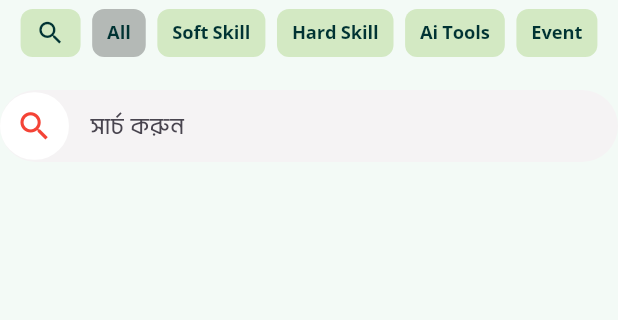
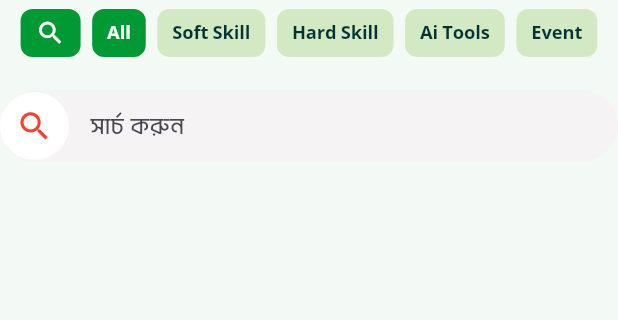
Before and after one commit to ratulhasanruhan/sikhboi, a Flutter app: the HomeScreen screen opened directly, after a tap on the "search" icon, on a phone screen of 412 x 824 dp, the part 78-398 px from its top. Run offline on Flutter 3.47's test engine with Material 3 defaults, Android fonts, the phone set to English and light mode, and no system bars; our stand-ins replace animated_text_kit, better_player, buttons_tabbar, cached_network_image, carousel_slider, cloud_firestore and 23 more; missing offline and left inert: comment_box, easy_image_viewer, firebase_ui_auth, image_gallery_saver_plus, overlay_loading_progress; accounts and stored records are empty.

Commit message:
minor fixes

```diff
--- a/lib/screen/HomeScreen.dart
+++ b/lib/screen/HomeScreen.dart
@@ -261,12 +261,12 @@ class _HomeScreenState extends State<HomeScreen> with WidgetsBindingObserver{
                   child: Container(
                     padding: EdgeInsets.symmetric(horizontal: 10, vertical: 6),
                     decoration: BoxDecoration(
-                      color: light_green,
+                      color: searBox ? primaryColor : light_green,
                       borderRadius: BorderRadius.circular(8),
                     ),
                     child: Icon(
                       Icons.search,
-                      color: color2dark,
+                      color: searBox ? Colors.white : color2dark,
                       size: 20,
                     ),
                   ),
@@ -281,13 +281,13 @@ class _HomeScreenState extends State<HomeScreen> with WidgetsBindingObserver{
                   child: Container(
                     padding: EdgeInsets.symmetric(horizontal: 10, vertical: 6),
                     decoration: BoxDecoration(
-                      color: searchText == '' ? Colors.black26 : light_green,
+                      color: searchText == '' ? primaryColor : light_green,
                       borderRadius: BorderRadius.circular(8),
                     ),
                     child: Text(
                       "All",
                       style: TextStyle(
-                        color: color2dark,
+                        color: searchText == '' ? Colors.white : color2dark,
                         fontWeight: FontWeight.bold,
                       ),
                     ),
@@ -303,13 +303,13 @@ class _HomeScreenState extends State<HomeScreen> with WidgetsBindingObserver{
                   child: Container(
                     padding: EdgeInsets.symmetric(horizontal: 10, vertical: 6),
                     decoration: BoxDecoration(
-                      color: searchText == 'Soft Skill' ? Colors.black26 : light_green,
+                      color: searchText == 'Soft Skill' ? primaryColor : light_green,
                       borderRadius: BorderRadius.circular(8),
                     ),
                     child: Text(
                       "Soft Skill",
                       style: TextStyle(
-                        color: color2dark,
+                        color: searchText == 'Soft Skill' ? Colors.white : color2dark,
                         fontWeight: FontWeight.bold,
                       ),
                     ),
@@ -325,13 +325,13 @@ class _HomeScreenState extends State<HomeScreen> with WidgetsBindingObserver{
                   child: Container(
                     padding: EdgeInsets.symmetric(horizontal: 10, vertical: 6),
                     decoration: BoxDecoration(
-                      color: searchText == 'Hard Skill' ? Colors.black26 : light_green,
+                      color: searchText == 'Hard Skill' ? primaryColor : light_green,
                       borderRadius: BorderRadius.circular(8),
                     ),
                     child: Text(
                       "Hard Skill",
                       style: TextStyle(
-                        color: color2dark,
+                        color: searchText == 'Hard Skill' ? Colors.white : color2dark,
                         fontWeight: FontWeight.bold,
                       ),
                     ),
@@ -347,13 +347,13 @@ class _HomeScreenState extends State<HomeScreen> with WidgetsBindingObserver{
                   child: Container(
                     padding: EdgeInsets.symmetric(horizontal: 10, vertical: 6),
                     decoration: BoxDecoration(
-                      color: searchText == 'Ai Tools' ? Colors.black26 : light_green,
+                      color: searchText == 'Ai Tools' ? primaryColor : light_green,
                       borderRadius: BorderRadius.circular(8),
                     ),
                     child: Text(
                       "Ai Tools",
                       style: TextStyle(
-                        color: color2dark,
+                        color: searchText == 'Ai Tools' ? Colors.white : color2dark,
                         fontWeight: FontWeight.bold,
                       ),
                     ),
@@ -369,13 +369,13 @@ class _HomeScreenState extends State<HomeScreen> with WidgetsBindingObserver{
                   child: Container(
                     padding: EdgeInsets.symmetric(horizontal: 10, vertical: 6),
                     decoration: BoxDecoration(
-                      color: searchText == 'Event' ? Colors.black26 : light_green,
+                      color: searchText == 'Event' ? primaryColor : light_green,
                       borderRadius: BorderRadius.circular(8),
                     ),
                     child: Text(
                       "Event",
                       style: TextStyle(
-                        color: color2dark,
+                        color: searchText == 'Event' ? Colors.white : color2dark,
                         fontWeight: FontWeight.bold,
                       ),
                     ),
@@ -394,7 +394,9 @@ class _HomeScreenState extends State<HomeScreen> with WidgetsBindingObserver{
         children: [
 
           searBox
-          ? TextField(
+          ? Padding(
+            padding: const EdgeInsets.only(bottom: 12),
+            child: TextField(
               onChanged: (value){
                 setState(() {
                   searchText = value;
@@ -424,6 +426,7 @@ class _HomeScreenState extends State<HomeScreen> with WidgetsBindingObserver{
                       Icons.search,
                       color: Colors.red,
                       size: 25,
+                    ),
                   ),
                 ),
               ),
--- a/lib/screen/VideoList.dart
+++ b/lib/screen/VideoList.dart
@@ -153,7 +153,7 @@ class _VideoListState extends State<VideoList> {
 
                     await getDetail('https://www.youtube.com/watch?v=' + data['youtube']).then((metaData) {
                       Navigator.push(context, MaterialPageRoute(builder: (context) => PlayVideo(
-                        title: metaData['title'],
+                        title: snapshot.data()['name'],
                         videoId: data['youtube'],
                         description: metaData['title'],
                         catId: widget.catId,
```
Also changed, not shown: lib/screen/HomeVideoPlayer.dart (+35 -0 lines), lib/screen/PlayVideo.dart (+11 -23 lines). Lines whose indentation alone changed are shown as unchanged.
